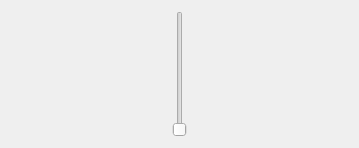
ewolio/PiTVSimpleRemote, file mainwindow.ui: the form before one commit.
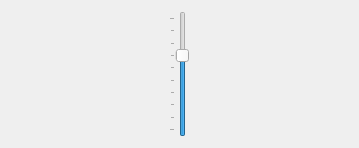
The form after the commit.

Diff of the .ui file:
```diff
--- a/mainwindow.ui
+++ b/mainwindow.ui
@@ -17,9 +17,24 @@
    <layout class="QHBoxLayout" name="centralLayout">
     <item>
      <widget class="QSlider" name="volume">
+      <property name="minimum">
+       <number>-6</number>
+      </property>
+      <property name="maximum">
+       <number>3</number>
+      </property>
+      <property name="pageStep">
+       <number>1</number>
+      </property>
       <property name="orientation">
        <enum>Qt::Vertical</enum>
       </property>
+      <property name="tickPosition">
+       <enum>QSlider::TicksAbove</enum>
+      </property>
+      <property name="tickInterval">
+       <number>1</number>
+      </property>
      </widget>
     </item>
    </layout>
```
